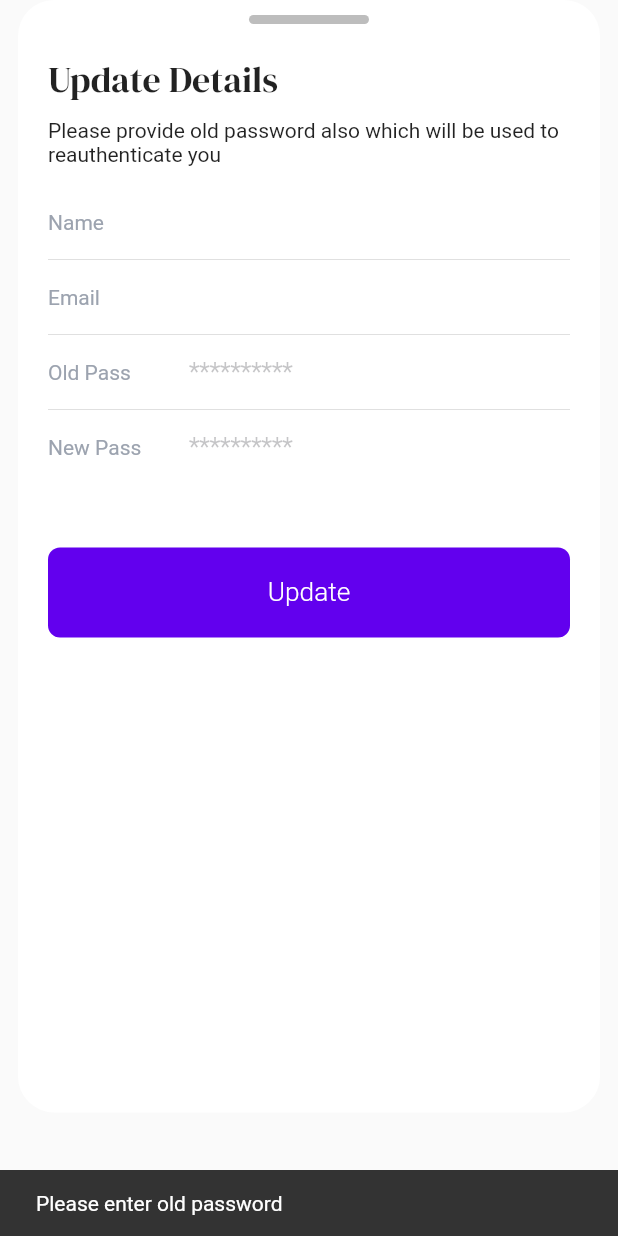
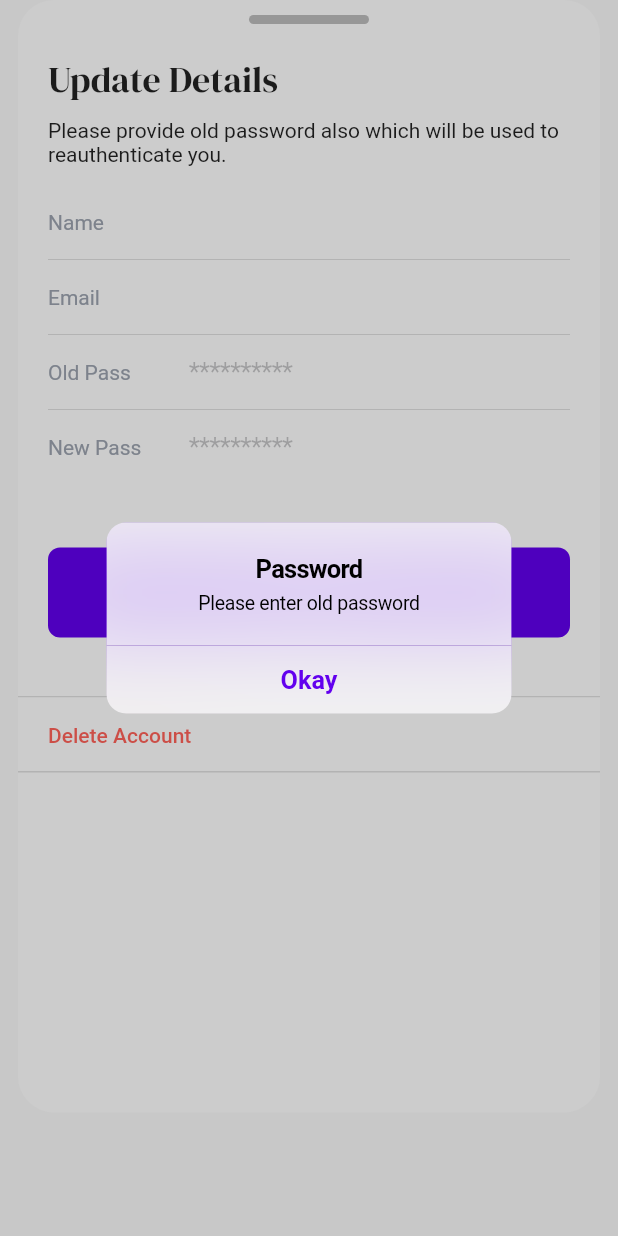
Before and after one commit to gaganyadav80/givtimer, a Flutter app: the EditProfileModal widget shown alone on an empty page, opened directly, after a tap on "Update", on a phone screen of 412 x 824 dp. Run offline on Flutter 3.47's test engine with Material 2 defaults, Android fonts, the light colour scheme and no system bars; our stand-ins replace bloc, cached_network_image, equatable, firebase_auth, firebase_core, fl_chart and 16 more; missing offline and left inert: firebase_auth_platform_interface, flow_builder, neon_circular_timer, very_good_analysis; accounts and stored records are empty; generated files the repository leaves out were written again; network calls fail; statements that could not run were skipped.

Commit message:
feat: allow deleting account

```diff
--- a/lib/logic/settings_cubit/settings_cubit.dart
+++ b/lib/logic/settings_cubit/settings_cubit.dart
@@ -33,6 +33,10 @@ class SettingsCubit extends HydratedCubit<SettingsState> {
     );
   }
 
+  Future<void> deleteProfile(String email, String password) async {
+    await _authenticationRepository.deleteAccount(email, password);
+  }
+
   @override
   SettingsState? fromJson(Map<String, dynamic> json) {
     return const SettingsState();
--- a/lib/pages/settings/widgets/edit_profile_modal.dart
+++ b/lib/pages/settings/widgets/edit_profile_modal.dart
@@ -31,7 +31,9 @@ class _EditProfileModalState extends State<EditProfileModal> {
     return FractionallySizedBox(
       heightFactor: 0.9,
       child: BuildModalChild(
-        child: Padding(
+        child: Column(
+          children: [
+            Padding(
               padding: kDefaultHorizontalPadding,
               child: Column(
                 crossAxisAlignment: CrossAxisAlignment.start,
@@ -56,7 +58,7 @@ class _EditProfileModalState extends State<EditProfileModal> {
                   ),
                   const VSpace(10),
                   const Text(
-                'Please provide old password also which will be used to reauthenticate you',
+                    'Please provide old password also which will be used to reauthenticate you.',
                   ),
                   const VSpace(20),
                   _updateDetailTile('Name', user.name!, _nameController),
@@ -76,9 +78,10 @@ class _EditProfileModalState extends State<EditProfileModal> {
                   ),
                   const VSpace(50),
                   BlueButton(
+                    title: 'Update',
                     onPressed: () {
                       if (_oldpasswordController.text.isEmpty) {
-                    showBasicSnackBar(context, 'Please enter old password');
+                        showEmptyPassDialog();
                         return;
                       }
                       if (user.name! != _nameController.text) {
@@ -99,12 +102,88 @@ class _EditProfileModalState extends State<EditProfileModal> {
                             );
                       }
                     },
-                title: 'Update',
                   ),
                 ],
               ),
             ),
+            const VSpace(40),
+            const Divider(height: 0, thickness: 1),
+            Container(
+              height: 50,
+              color: Colors.white,
+              width: context.screenWidth,
+              padding: kDefaultHorizontalPadding,
+              child: 'Delete Account'
+                  .text
+                  .medium
+                  .color(CupertinoColors.destructiveRed.withOpacity(0.8))
+                  .make()
+                  .objectCenterLeft(),
+            ).onTap(
+              () async {
+                if (_oldpasswordController.text.isEmpty) {
+                  await showEmptyPassDialog();
+                } else {
+                  await showDeleteAccountDialog();
+                }
+              },
             ),
+            const Divider(height: 0, thickness: 1),
+          ],
+        ),
+      ),
+    );
+  }
+
+  Future<void> showEmptyPassDialog() {
+    return showCupertinoDialog<void>(
+      context: context,
+      builder: (_) {
+        return CupertinoAlertDialog(
+          content: const Text('Please enter old password'),
+          title: const Text('Password'),
+          actions: [
+            CupertinoDialogAction(
+              onPressed: () => Navigator.pop(context),
+              isDefaultAction: true,
+              child: const Text('Okay'),
+            ),
+          ],
+        );
+      },
+    );
+  }
+
+  Future<void> showDeleteAccountDialog() {
+    return showCupertinoDialog<void>(
+      context: context,
+      useRootNavigator: false,
+      builder: (_) {
+        return CupertinoAlertDialog(
+          content: const Text(
+            'Are you sure you want to delete your account?',
+          ),
+          title: const Text('Delete Account'),
+          actions: [
+            CupertinoDialogAction(
+              onPressed: () => Navigator.pop(context),
+              isDefaultAction: true,
+              child: const Text('Cancel'),
+            ),
+            CupertinoDialogAction(
+              isDestructiveAction: true,
+              onPressed: () {
+                context.read<SettingsCubit>().deleteProfile(
+                      _emailController.text,
+                      _passwordController.text,
+                    );
+                Navigator.pop(context);
+              },
+              child: const Text('Delete'),
+            ),
+          ],
+        );
+      },
     );
   }
 
--- a/packages/authentication_repository/lib/src/repository.dart
+++ b/packages/authentication_repository/lib/src/repository.dart
@@ -201,6 +201,25 @@ class AuthenticationRepository {
     }
   }
 
+  /// Delete the currently signed in user permanently.
+  Future<void> deleteAccount(String email, String password) async {
+    try {
+      final firebaseUser = _firebaseAuth.currentUser!;
+      await firebaseUser.reauthenticateWithCredential(
+        firebase_auth.EmailAuthProvider.credential(
+          email: email,
+          password: password,
+        ),
+      );
+      await firebaseUser.delete();
+      // await firebaseUser.reload();
+    } on FirebaseAuthException catch (e) {
+      throw UpdateProfileFailures.fromCode(e.code);
+    } catch (_) {
+      throw const UpdateProfileFailures('Failed to update user email');
+    }
+  }
+
   /// Signs out the current user which will emit
   /// [User.empty] from the [user] Stream.
   ///
```
Lines whose indentation alone changed are shown as unchanged.
